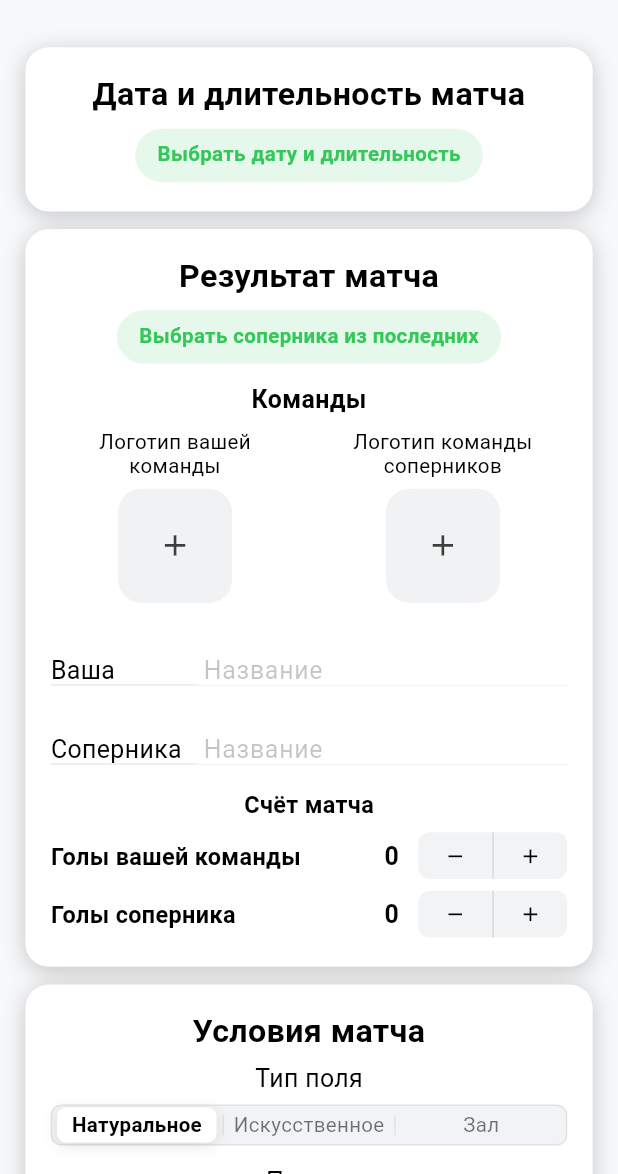
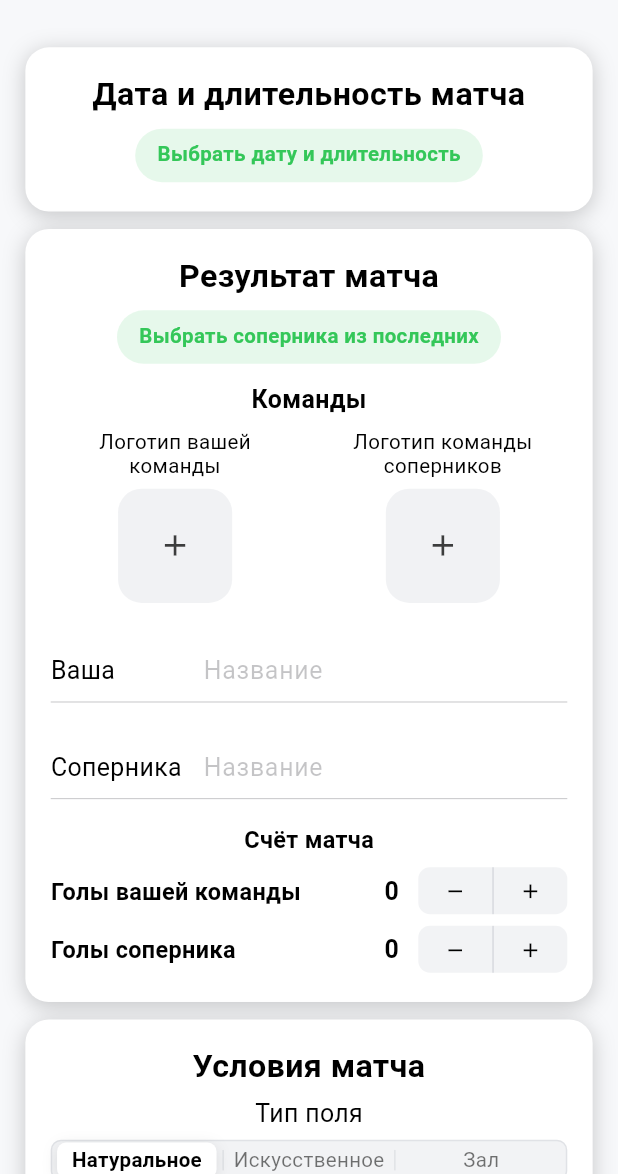
Before and after one commit to mortira919/FootLog, a Flutter app: the AddMatchPage screen opened by its route, on a phone screen of 412 x 824 dp, the part 62-1236 px from its top. Run offline on Flutter 3.47's test engine with Material 3 defaults, Android fonts, the phone set to English and light mode, and no system bars; our stand-ins replace cloud_firestore, equatable, firebase_auth, firebase_core, firebase_database, firebase_storage and 7 more; accounts and stored records are empty; Roboto replaces fonts that are missing (SF Pro Text).

Commit message:
Updated UI for team inputs and other design improvements

```diff
--- a/lib/presentation/widgets/matches/field_weather_segment.dart
+++ b/lib/presentation/widgets/matches/field_weather_segment.dart
@@ -162,6 +162,12 @@ class _TrackSegmented<T> extends StatelessWidget {
                       height: trackH,
                       child: InkWell(
                         borderRadius: BorderRadius.circular(trackR),
+                        // отключаем overlay/риппл/хайлайт при нажатии
+                        splashFactory: NoSplash.splashFactory,
+                        overlayColor: const MaterialStatePropertyAll(Colors.transparent),
+                        highlightColor: Colors.transparent,
+                        hoverColor: Colors.transparent,
+                        focusColor: Colors.transparent,
                         onTap: () => onChanged(items[i].value),
                         child: Center(
                           child: Padding(
--- a/lib/presentation/widgets/matches/team_inputs.dart
+++ b/lib/presentation/widgets/matches/team_inputs.dart
@@ -1,3 +1,4 @@
+// lib/presentation/widgets/matches/team_inputs.dart
 import 'dart:math' as math;
 import 'package:flutter/material.dart';
 import 'package:flutter_screenutil/flutter_screenutil.dart';
@@ -73,6 +74,7 @@ class _TeamInputsState extends State<TeamInputs> {
     final labelStyleForMeasure = TextStyle(
       fontSize: 17.sp, fontWeight: FontWeight.w400, height: 1.0, color: AppColors.black,
     );
+
     final contentW = MediaQuery.of(context).size.width - 32.w; // padding карточки 16+16
     final maxTextW = math.max(
       _measure(context, 'Ваша', labelStyleForMeasure),
@@ -81,6 +83,8 @@ class _TeamInputsState extends State<TeamInputs> {
     final desired = maxTextW + 6.w;
     final double labelColumnWidth = desired.clamp(72.w, contentW * 0.38);
 
+    final double hairline = 1 / MediaQuery.of(context).devicePixelRatio; // 1px линия
+
     return Column(
       children: [
         _InlineLinedFieldCtrl(
@@ -88,6 +92,8 @@ class _TeamInputsState extends State<TeamInputs> {
           controller: _yourC,
           labelColumnWidth: labelColumnWidth,
           textInputAction: TextInputAction.next,
+          hairline: hairline,
+          bottomInset: 12.h, // расстояние от текста до линии
         ),
         SizedBox(height: 10.h),
         _InlineLinedFieldCtrl(
@@ -95,6 +101,8 @@ class _TeamInputsState extends State<TeamInputs> {
           controller: _oppC,
           labelColumnWidth: labelColumnWidth,
           textInputAction: TextInputAction.done,
+          hairline: hairline,
+          bottomInset: 12.h,
         ),
       ],
     );
@@ -106,12 +114,16 @@ class _InlineLinedFieldCtrl extends StatelessWidget {
   final TextEditingController controller;
   final double labelColumnWidth;
   final TextInputAction textInputAction;
+  final double hairline;
+  final double bottomInset;
 
   const _InlineLinedFieldCtrl({
     required this.label,
     required this.controller,
     required this.labelColumnWidth,
     required this.textInputAction,
+    required this.hairline,
+    this.bottomInset = 12,
   });
 
   @override
@@ -128,14 +140,22 @@ class _InlineLinedFieldCtrl extends StatelessWidget {
       fontSize: inputStyle.fontSize, fontWeight: inputStyle.fontWeight, fontFamily: inputStyle.fontFamily,
     );
 
-    const double gap = 6;
+    final double gap = 6.w;
 
     return SizedBox(
-      height: 44.h,
-      child: DecoratedBox(
-        decoration: const BoxDecoration(
-          border: Border(bottom: BorderSide(color: AppColors.divider, width: 0)),
+      height: 56.h, // больше «воздуха», как в макете
+      child: Stack(
+        children: [
+          // разделительная линия (1px)
+          Positioned(
+            left: 0,
+            right: 0,
+            bottom: 0,
+            child: Container(height: hairline, color: const Color(0x4A3C3C43)),
           ),
+          // контент с отступом от линии
+          Padding(
+            padding: EdgeInsets.only(bottom: bottomInset),
             child: Row(
               crossAxisAlignment: CrossAxisAlignment.baseline,
               textBaseline: TextBaseline.alphabetic,
@@ -150,7 +170,7 @@ class _InlineLinedFieldCtrl extends StatelessWidget {
                     ),
                   ),
                 ),
-            SizedBox(width: gap.w),
+                SizedBox(width: gap),
                 Expanded(
                   child: TextFormField(
                     controller: controller,
@@ -165,13 +185,16 @@ class _InlineLinedFieldCtrl extends StatelessWidget {
                       enabledBorder: InputBorder.none,
                       focusedBorder: InputBorder.none,
                       hintText: 'Название',
-                  contentPadding: EdgeInsets.only(bottom: 1),
+                      contentPadding: EdgeInsets.zero,
                     ).copyWith(hintStyle: hintStyle),
+                    autocorrect: false,
                   ),
                 ),
               ],
             ),
           ),
+        ],
+      ),
     );
   }
 }
```
Also changed, not shown: lib/presentation/pages/auth/login_page.dart (+53 -19 lines). Lines whose indentation alone changed are shown as unchanged.
